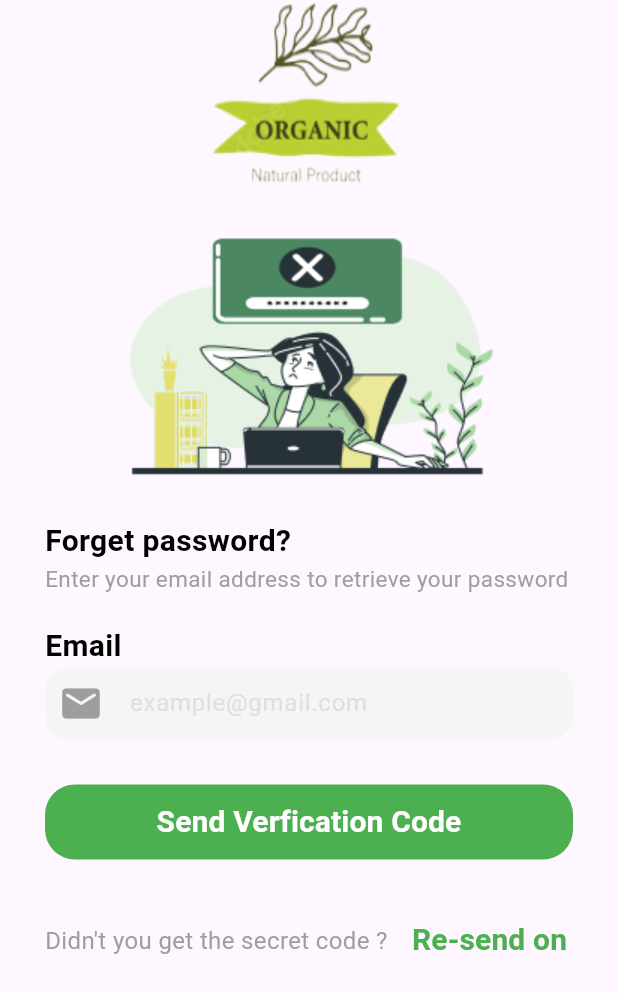
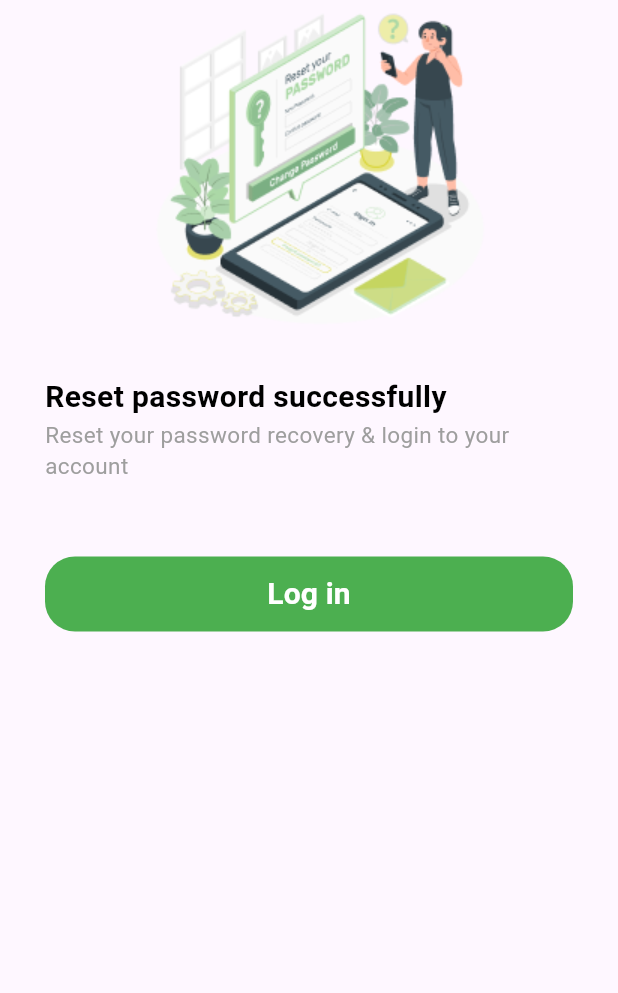
Before and after one commit to NourhanFahmyAbughaly/first_project, a Flutter app: the screen it shows after launch, on a phone screen of 412 x 824 dp. Shown: the top 993 px of the screen. Run offline on Flutter 3.47's test engine with Material 2 defaults, Android fonts, the phone set to English and light mode, and no system bars.

Commit message:
first project 3

```diff
--- a/lib/main.dart
+++ b/lib/main.dart
@@ -1,6 +1,10 @@
+import 'package:first_project/component/sconed_image.dart';
 import 'package:first_project/screens/Auth/forget_screen.dart';
 import 'package:first_project/screens/Auth/login_screen.dart';
+import 'package:first_project/screens/Auth/reset_password_screen.dart';
+import 'package:first_project/screens/Auth/reset_password_success_screen.dart';
 import 'package:first_project/screens/Auth/signup_screen.dart';
+import 'package:first_project/screens/Auth/verfication_screen.dart';
 import 'package:first_project/screens/onboarding_screen/onboarding_screen.dart';
 import 'package:first_project/screens/splash_screen/splash_screen.dart';
 import 'package:flutter/material.dart';
@@ -22,7 +26,6 @@ class MyApp extends StatelessWidget {
           colorScheme: ColorScheme.fromSeed(seedColor: Colors.deepPurple),
           useMaterial3: true,
         ),
-      home: ForgetScreen()
-    );
+        home: ResetPasswordSuccessScreen());
   }
 }
--- /dev/null
+++ b/lib/screens/Auth/reset_password_success_screen.dart
@@ -0,0 +1,86 @@
+import 'package:flutter/material.dart';
+
+class ResetPasswordSuccessScreen extends StatefulWidget {
+  const ResetPasswordSuccessScreen({super.key});
+
+  @override
+  State<ResetPasswordSuccessScreen> createState() =>
+      _ResetPasswordSuccessScreenState();
+}
+
+class _ResetPasswordSuccessScreenState
+    extends State<ResetPasswordSuccessScreen> {
+  @override
+  Widget build(BuildContext context) {
+    return Scaffold(
+      body: SingleChildScrollView(
+        padding: EdgeInsets.symmetric(horizontal: 30),
+        child: Column(
+          mainAxisAlignment: MainAxisAlignment.spaceBetween,
+          children: [
+            Container(
+              padding: EdgeInsets.symmetric(horizontal: 20),
+              alignment: Alignment.center,
+              child: Image.asset(
+                "assets/Reset password-amico 1.png",
+                fit: BoxFit.fitWidth,
+              ),
+            ),
+            SizedBox(
+              height: 30,
+            ),
+            Container(
+              width: double.infinity,
+              alignment: Alignment.bottomLeft,
+              child: Text(
+                "Reset password successfully",
+                textAlign: TextAlign.start,
+                style: TextStyle(
+                    color: Colors.black,
+                    fontWeight: FontWeight.bold,
+                    fontSize: 20),
+              ),
+            ),
+            Container(
+              alignment: Alignment.bottomLeft,
+              width: double.infinity,
+              child: Text(
+                "Reset your password recovery & login to your account ",
+                textAlign: TextAlign.start,
+                style: TextStyle(
+                    color: Colors.grey,
+                    fontWeight: FontWeight.w400,
+                    fontSize: 15),
+              ),
+            ),
+            SizedBox(
+              height: 40,
+            ),
+            Container(
+              margin: EdgeInsets.only(top: 10, bottom: 10),
+              width: double.infinity,
+              height: 50,
+              decoration: BoxDecoration(
+                color: Colors.green,
+                borderRadius: BorderRadius.all(
+                  Radius.circular(20),
+                ),
+              ),
+              child: TextButton(
+                onPressed: () {},
+                child: Text(
+                  "Log in",
+                  textAlign: TextAlign.center,
+                  style: TextStyle(
+                      color: Colors.white,
+                      fontWeight: FontWeight.bold,
+                      fontSize: 20),
+                ),
+              ),
+            ),
+          ],
+        ),
+      ),
+    );
+  }
+}
--- a/pubspec.yaml
+++ b/pubspec.yaml
@@ -62,6 +62,7 @@ flutter:
   assets:
     - assets/
     - assets/onboarding1/
+    - assets/verfication/
 
   # An image asset can refer to one or more resolution-specific "variants", see
   # https://flutter.dev/assets-and-images/#resolution-aware
```
Also changed, not shown: lib/component/sconed_image.dart (added, +42 -0 lines), lib/screens/Auth/reset_password_screen.dart (added, +124 -0 lines), lib/screens/Auth/verfication_screen.dart (added, +181 -0 lines), assets/Enthusiastic-amico 1.png (added), assets/Reset password-amico 1.png (added). Lines whose indentation alone changed are shown as unchanged.
